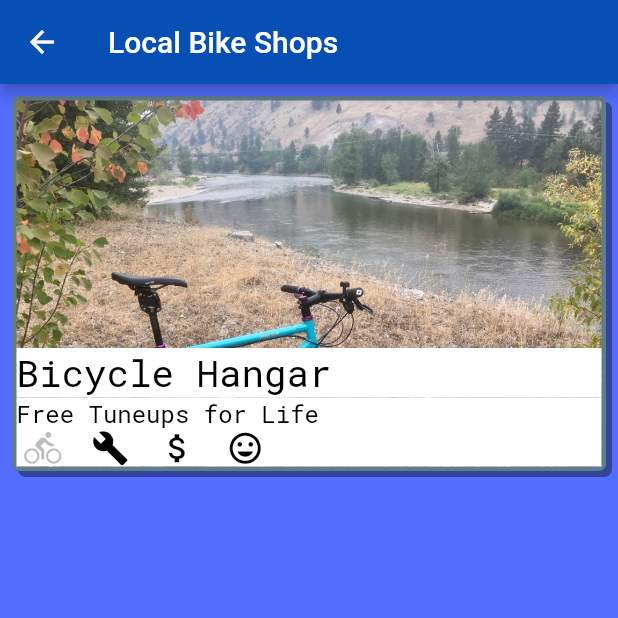
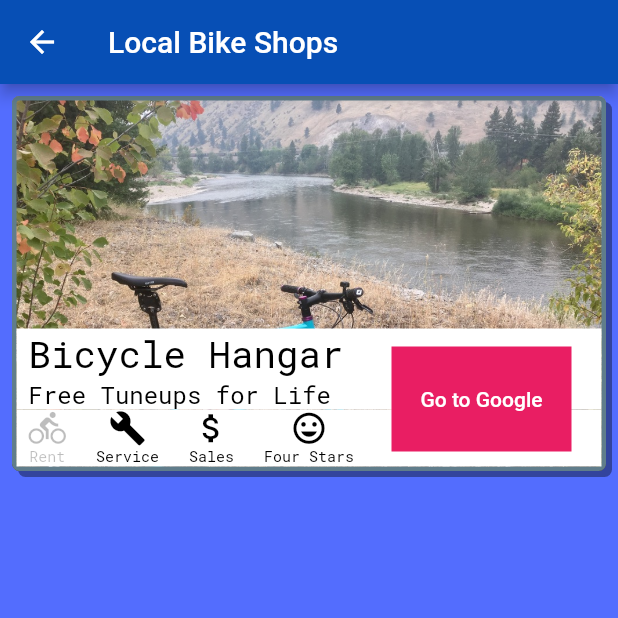
Before and after one commit to mbroberts1019/bike_mso, a Flutter app: the BikeShopScreen screen opened directly, on a phone screen of 412 x 824 dp, the top half of it. Run offline on Flutter 3.47's test engine with Material 2 defaults, Android fonts, the phone set to English and light mode, and no system bars; our stand-ins replace cloud_firestore, expandable, firebase_database, flutter_spinkit, geolocator, google_maps_flutter; missing offline and left inert: flutter_polyline_points; accounts and stored records are empty.

Commit message:
added button to bikeshop card and inegrated launchUrl to go to google map search page

```diff
--- a/lib/components/bikeShopCard.dart
+++ b/lib/components/bikeShopCard.dart
@@ -1,15 +1,17 @@
 import 'package:flutter/material.dart';
+import 'package:url_launcher/url_launcher.dart';
 
 class BikeShopCard extends StatelessWidget {
-  BikeShopCard(this.shopName, this.shopTagLine, this.imgName, this.doRent,
-      this.doRepairs, this.costMoney, this.fourStars);
+  BikeShopCard(this.shopName, this.shopTagLine, this.imgName, this.shopUrl,
+      this.doRent, this.doRepairs, this.sellBikes, this.fourStars);
 
   final String shopName;
   final String shopTagLine;
   final String imgName;
+  final String shopUrl;
   final bool doRent;
   final bool doRepairs;
-  final bool costMoney;
+  final bool sellBikes;
   final bool fourStars;
 
   @override
@@ -41,17 +43,25 @@ class BikeShopCard extends StatelessWidget {
               crossAxisAlignment: CrossAxisAlignment.stretch,
               children: <Widget>[
                 Container(
-                  decoration: BoxDecoration(color: Colors.white),
+                  decoration: BoxDecoration(
+                    color: Colors.white,
+                  ),
+                  child: Padding(
+                    padding: EdgeInsets.only(left: 8.0),
                     child: Text(
                       shopName,
                       style: TextStyle(fontSize: 25.0, color: Colors.black),
                     ),
                   ),
+                ),
                 Container(
                   decoration: BoxDecoration(color: Colors.white),
+                  child: Padding(
+                    padding: EdgeInsets.only(left: 8.0),
                     child: Text(
                       shopTagLine,
                       style: TextStyle(fontSize: 16.0, color: Colors.black),
+                    ),
                   ),
                 ),
                 Container(
@@ -60,33 +70,107 @@ class BikeShopCard extends StatelessWidget {
                     mainAxisAlignment: MainAxisAlignment.start,
                     children: <Widget>[
                       Padding(
-                        padding: EdgeInsets.only(left: 5, right: 10),
-                        child: Icon(Icons.directions_bike,
+                        padding: EdgeInsets.only(left: 8, right: 10),
+                        child: Column(
+                          children: <Widget>[
+                            Icon(Icons.directions_bike,
                                 size: 25.0,
                                 color: doRent ? Colors.black : Colors.black26),
+                            Text(
+                              'Rent',
+                              style: TextStyle(
+                                fontSize: 10,
+                                color: doRent ? Colors.black : Colors.black26,
+                              ),
+                            ),
+                          ],
+                        ),
                       ),
                       Padding(
                         padding: EdgeInsets.only(left: 10, right: 10),
-                        child: Icon(Icons.build,
+                        child: Column(
+                          children: <Widget>[
+                            Icon(Icons.build,
                                 size: 25.0,
-                            color: doRepairs ? Colors.black : Colors.black26),
+                                color:
+                                    doRepairs ? Colors.black : Colors.black26),
+                            Center(
+                              child: Text(
+                                'Service',
+                                style: TextStyle(
+                                  fontSize: 10,
+                                  color:
+                                      doRepairs ? Colors.black : Colors.black26,
+                                ),
+                              ),
+                            ),
+                          ],
+                        ),
                       ),
                       Padding(
                         padding: EdgeInsets.only(left: 10, right: 10),
-                        child: Icon(Icons.attach_money,
+                        child: Column(
+                          children: <Widget>[
+                            Icon(Icons.attach_money,
                                 size: 25.0,
-                            color: costMoney ? Colors.black : Colors.black26),
+                                color:
+                                    sellBikes ? Colors.black : Colors.black26),
+                            Center(
+                              child: Text(
+                                'Sales',
+                                style: TextStyle(
+                                  fontSize: 10,
+                                  color:
+                                      sellBikes ? Colors.black : Colors.black26,
+                                ),
+                              ),
+                            ),
+                          ],
+                        ),
                       ),
                       Padding(
                         padding: EdgeInsets.only(left: 10, right: 5),
-                        child: Icon(Icons.insert_emoticon,
+                        child: Column(
+                          children: <Widget>[
+                            Icon(Icons.insert_emoticon,
                                 size: 25.0,
-                            color: fourStars ? Colors.black : Colors.black26),
+                                color:
+                                    fourStars ? Colors.black : Colors.black26),
+                            Center(
+                              child: Text(
+                                'Four Stars',
+                                style: TextStyle(
+                                  fontSize: 10,
+                                  color:
+                                      fourStars ? Colors.black : Colors.black26,
+                                ),
+                              ),
                             ),
                           ],
                         ),
                       ),
                     ],
+                  ),
+                ),
+              ],
+            ),
+            Positioned(
+              bottom: 10,
+              right: 20,
+              child: Container(
+                height: 70,
+                width: 120,
+                decoration: BoxDecoration(
+                  color: Colors.pink,
+                ),
+                child: FlatButton(
+                  onPressed: () {
+                    print('Cliked');
+                    _launchURL(shopUrl);
+                  },
+                  child: Text('Go to Google'),
+                ),
+              ),
             ),
           ],
         ),
@@ -94,3 +178,12 @@ class BikeShopCard extends StatelessWidget {
     );
   }
 }
+
+_launchURL(shopUrl) async {
+  String url = 'https://$shopUrl';
+  if (await canLaunch(url)) {
+    await launch(url);
+  } else {
+    throw 'Could not launch $url';
+  }
+}
--- /dev/null
+++ b/lib/constants/bikeShopData.dart
@@ -0,0 +1,26 @@
+import 'package:flutter/material.dart';
+
+final kBicycleHangar = new BikeShop(
+  'Bicycle Hangar',
+  'Free Tuneups for Life',
+  'kimWilliamsBridgeClub.jpg',
+  'www.google.com/maps/place/Bicycle+Hangar/@46.8577816,-114.0165069,15z/data=!4m8!1m2!2m1!1sgoogle+maps+bicycle+Hangar!3m4!1s0x535dcdc198b4b2dd:0xccb015e2a373910f!8m2!3d46.853907!4d-114.0108293',
+  false,
+  true,
+  true,
+  true,
+);
+
+class BikeShop {
+  BikeShop(this.shopName, this.shopTagLine, this.imgName, this.shopUrl,
+      this.doRent, this.doRepairs, this.sellBikes, this.fourStars);
+
+  final String shopName;
+  final String shopTagLine;
+  final String imgName;
+  final String shopUrl;
+  final bool doRent;
+  final bool doRepairs;
+  final bool sellBikes;
+  final bool fourStars;
+}
--- a/lib/screens/bikeShop_screen.dart
+++ b/lib/screens/bikeShop_screen.dart
@@ -19,6 +19,7 @@ class _BikeShopScreenState extends State<BikeShopScreen> {
               'Bicycle Hangar',
               'Free Tuneups for Life',
               'kimWilliamsBridgeClub.jpg',
+              'www.google.com/maps/place/Bicycle+Hangar/@46.8577816,-114.0165069,15z/data=!4m8!1m2!2m1!1sgoogle+maps+bicycle+Hangar!3m4!1s0x535dcdc198b4b2dd:0xccb015e2a373910f!8m2!3d46.853907!4d-114.0108293',
               false,
               true,
               true,
--- a/pubspec.yaml
+++ b/pubspec.yaml
@@ -24,6 +24,7 @@ dependencies:
   firebase_database: ^3.0.7
   cloud_firestore: ^0.12.9+1
   loadmore: ^1.0.4
+  url_launcher: ^5.1.2
 
 
 
```
Also changed, not shown: pubspec.lock, 2 other files. Lines whose indentation alone changed are shown as unchanged.
